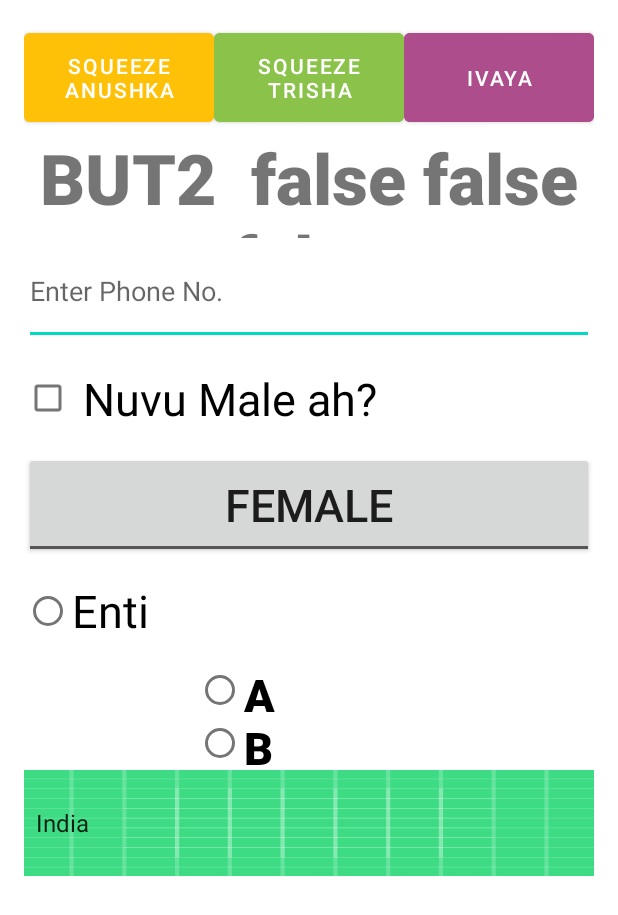
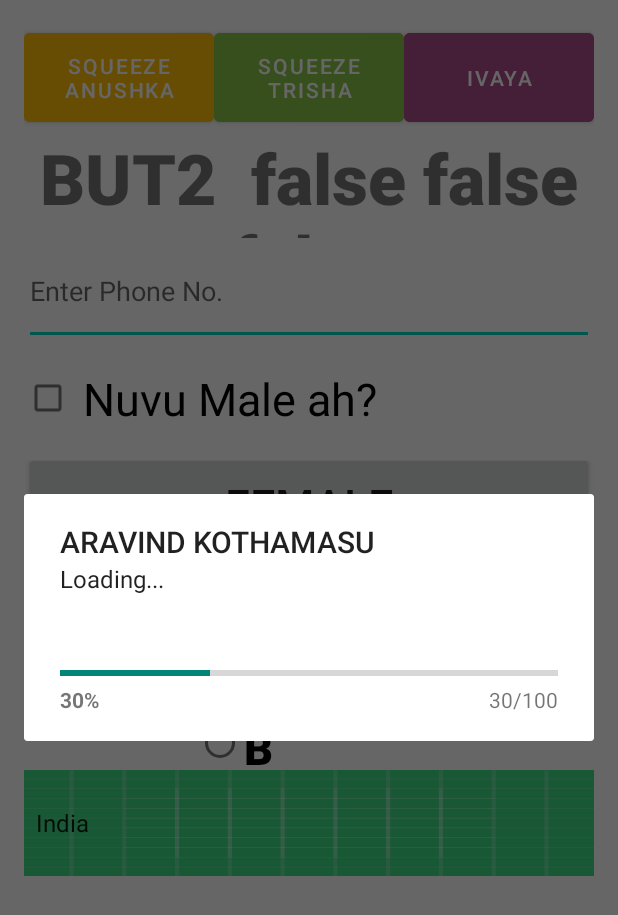
Before and after one commit to Aravindkothamasu/Android-SampleApp, an Android app: the screen it shows after launch (MainActivity), after a tap on "TRISHA", on a phone screen of 412 x 824 dp. Shown: the top 915 px of the screen. Run offline under Robolectric (Android 15) with nearby library versions, the phone set to English and light mode, and no system bars; our stand-ins replace navigation-ui; 2 other taps on this screen came first.

Commit message:
Modified progressDialog.

```diff
--- a/app/src/main/java/com/example/sampletestapp/MainActivity.java
+++ b/app/src/main/java/com/example/sampletestapp/MainActivity.java
@@ -4,6 +4,10 @@ import android.app.ProgressDialog;
 import android.app.admin.DevicePolicyManager;
 import android.content.Context;
 import android.graphics.Color;
+import android.net.ConnectivityManager;
+import android.net.LinkProperties;
+import android.net.Network;
+import android.net.NetworkCapabilities;
 import android.os.Bundle;
 import com.google.android.material.snackbar.Snackbar;
 import androidx.appcompat.app.AppCompatActivity;
@@ -53,7 +57,7 @@ public class MainActivity extends AppCompatActivity implements AdapterView.OnIte
 
     broadcast airplaneModeChangeReceiver = new broadcast();
 
-
+    // NetworkBroadcast NetBroadcast = new NetworkBroadcast();
     // TimePicker timepicker1;
 
     @Override
@@ -159,7 +163,7 @@ public class MainActivity extends AppCompatActivity implements AdapterView.OnIte
                 Toast.makeText(MainActivity.this, "BUT 2 "+edittext1.getText().toString()+" "+c+" "+t+" "+r, Toast.LENGTH_SHORT).show();
                 textview1.setText("BUT2 "+edittext1.getText().toString()+" "+c+" "+t+" "+r);
 
-                /*
+
                 progress=new ProgressDialog(MainActivity.this);
                 progress.setTitle("ARAVIND KOTHAMASU"); // Setting Title
                 progress.setMessage("Loading...");
@@ -171,7 +175,7 @@ public class MainActivity extends AppCompatActivity implements AdapterView.OnIte
 
 
                 final int totalProgress = 100;
-                final Thread t = new Thread()
+                final Thread threadId = new Thread()
                 {
                     @Override
                     public void run() {
@@ -193,8 +197,8 @@ public class MainActivity extends AppCompatActivity implements AdapterView.OnIte
                         progress.dismiss();
                     }
                 };
-                t.start();
-                */
+                threadId.start();
+
             }
         });
 
--- a/app/src/main/java/com/example/sampletestapp/broadcast.java
+++ b/app/src/main/java/com/example/sampletestapp/broadcast.java
@@ -1,9 +1,12 @@
 package com.example.sampletestapp;
 
+import android.net.ConnectivityManager;
+import android.net.Network;
 import android.provider.Settings;
 import android.content.BroadcastReceiver;
 import android.content.Context;
 import android.content.Intent;
+import android.util.Log;
 import android.widget.Toast;
 
 public class broadcast extends BroadcastReceiver {
@@ -12,10 +15,11 @@ public class broadcast extends BroadcastReceiver {
 
         if (isAirplaneModeOn(context.getApplicationContext())) {
             Toast.makeText(context, "AirPlane mode is on", Toast.LENGTH_SHORT).show();
+            Log.e("AIRPLANE MODE ","ON");
         } else {
             Toast.makeText(context, "AirPlane mode is off", Toast.LENGTH_SHORT).show();
+            Log.e("AIRPLANE MODE ","OFF");
         }
-        // Toast.makeText(context.getApplicationContext(), "", Toast.LENGTH_SHORT).show();
     }
 
     private static boolean isAirplaneModeOn(Context context) {
```
